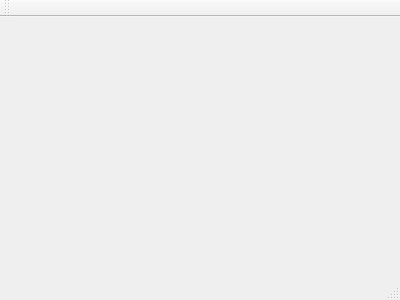
The window that mainwindow.ui (Paxsign/Qt-gigiena) describes before a commit, drawn with Qt 5.
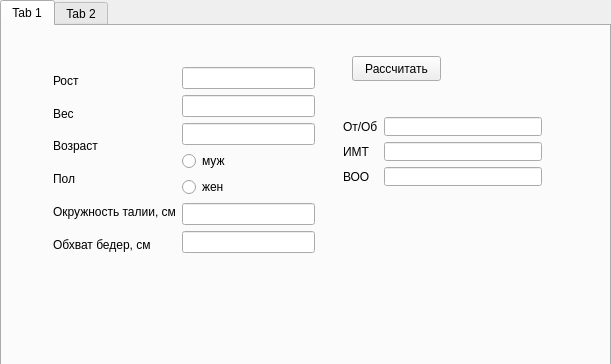
The same window after the commit.

Commit message: Первая страничка с расчетом воо и т.п

```diff
--- a/mainwindow.ui
+++ b/mainwindow.ui
@@ -1,24 +1,202 @@
 <ui version="4.0">
  <class>MainWindow</class>
- <widget class="QMainWindow" name="MainWindow" >
-  <property name="geometry" >
+ <widget class="QMainWindow" name="MainWindow">
+  <property name="geometry">
    <rect>
     <x>0</x>
     <y>0</y>
-    <width>400</width>
-    <height>300</height>
+    <width>611</width>
+    <height>364</height>
    </rect>
   </property>
   <property name="windowTitle" >
    <string>MainWindow</string>
   </property>
-  <widget class="QMenuBar" name="menuBar" />
-  <widget class="QToolBar" name="mainToolBar" />
-  <widget class="QWidget" name="centralWidget" />
-  <widget class="QStatusBar" name="statusBar" />
+  <widget class="QWidget" name="centralWidget">
+   <widget class="QTabWidget" name="tabWidget">
+    <property name="geometry">
+     <rect>
+      <x>0</x>
+      <y>0</y>
+      <width>611</width>
+      <height>371</height>
+     </rect>
+    </property>
+    <property name="currentIndex">
+     <number>0</number>
+    </property>
+    <widget class="QWidget" name="tab">
+     <attribute name="title">
+      <string>Tab 1</string>
+     </attribute>
+     <widget class="QPushButton" name="pushButton">
+      <property name="geometry">
+       <rect>
+        <x>350</x>
+        <y>30</y>
+        <width>89</width>
+        <height>25</height>
+       </rect>
+      </property>
+      <property name="text">
+       <string>Рассчитать</string>
+      </property>
+     </widget>
+     <widget class="QWidget" name="">
+      <property name="geometry">
+       <rect>
+        <x>40</x>
+        <y>30</y>
+        <width>284</width>
+        <height>213</height>
+       </rect>
+      </property>
+      <layout class="QHBoxLayout" name="horizontalLayout">
+       <item>
+        <layout class="QVBoxLayout" name="verticalLayout">
+         <item>
+          <widget class="QLabel" name="label">
+           <property name="text">
+            <string>Рост</string>
+           </property>
+          </widget>
+         </item>
+         <item>
+          <widget class="QLabel" name="label_2">
+           <property name="text">
+            <string>Вес</string>
+           </property>
+          </widget>
+         </item>
+         <item>
+          <widget class="QLabel" name="label_3">
+           <property name="text">
+            <string>Возраст</string>
+           </property>
+          </widget>
+         </item>
+         <item>
+          <widget class="QLabel" name="label_4">
+           <property name="text">
+            <string>Пол</string>
+           </property>
+          </widget>
+         </item>
+         <item>
+          <widget class="QLabel" name="label_5">
+           <property name="text">
+            <string>Окружность талии, см</string>
+           </property>
+          </widget>
+         </item>
+         <item>
+          <widget class="QLabel" name="label_6">
+           <property name="text">
+            <string>Обхват бедер, см</string>
+           </property>
+          </widget>
+         </item>
+        </layout>
+       </item>
+       <item>
+        <layout class="QVBoxLayout" name="verticalLayout_4">
+         <item>
+          <widget class="QLineEdit" name="rost"/>
+         </item>
+         <item>
+          <widget class="QLineEdit" name="ves"/>
+         </item>
+         <item>
+          <widget class="QLineEdit" name="vozrast"/>
+         </item>
+         <item>
+          <layout class="QVBoxLayout" name="verticalLayout_3">
+           <item>
+            <widget class="QRadioButton" name="muz">
+             <property name="text">
+              <string>муж</string>
+             </property>
+            </widget>
+           </item>
+           <item>
+            <widget class="QRadioButton" name="zen">
+             <property name="text">
+              <string>жен</string>
+             </property>
+            </widget>
+           </item>
+          </layout>
+         </item>
+         <item>
+          <widget class="QLineEdit" name="taliya"/>
+         </item>
+         <item>
+          <widget class="QLineEdit" name="bedra"/>
+         </item>
+        </layout>
+       </item>
+      </layout>
+     </widget>
+     <widget class="QWidget" name="">
+      <property name="geometry">
+       <rect>
+        <x>330</x>
+        <y>80</y>
+        <width>221</width>
+        <height>91</height>
+       </rect>
+      </property>
+      <layout class="QHBoxLayout" name="horizontalLayout_2">
+       <item>
+        <layout class="QVBoxLayout" name="verticalLayout_6">
+         <item>
+          <widget class="QLabel" name="label_7">
+           <property name="text">
+            <string>От/Об</string>
+           </property>
+          </widget>
+         </item>
+         <item>
+          <widget class="QLabel" name="label_8">
+           <property name="text">
+            <string>ИМТ</string>
+           </property>
+          </widget>
+         </item>
+         <item>
+          <widget class="QLabel" name="label_9">
+           <property name="text">
+            <string>ВОО</string>
+           </property>
+          </widget>
+         </item>
+        </layout>
+       </item>
+       <item>
+        <layout class="QVBoxLayout" name="verticalLayout_5">
+         <item>
+          <widget class="QLineEdit" name="ot_ob"/>
+         </item>
+         <item>
+          <widget class="QLineEdit" name="imt"/>
+         </item>
+         <item>
+          <widget class="QLineEdit" name="voo"/>
+         </item>
+        </layout>
+       </item>
+      </layout>
+     </widget>
+    </widget>
+    <widget class="QWidget" name="tab_2">
+     <attribute name="title">
+      <string>Tab 2</string>
+     </attribute>
+    </widget>
+   </widget>
+  </widget>
  </widget>
- <layoutDefault spacing="6" margin="11" />
- <pixmapfunction></pixmapfunction>
+ <layoutdefault spacing="6" margin="11"/>
  <resources/>
  <connections/>
 </ui>
```
Left out of the diff: 3 changed lines with no effect on the pictures. The commit also changes 2 other files.
